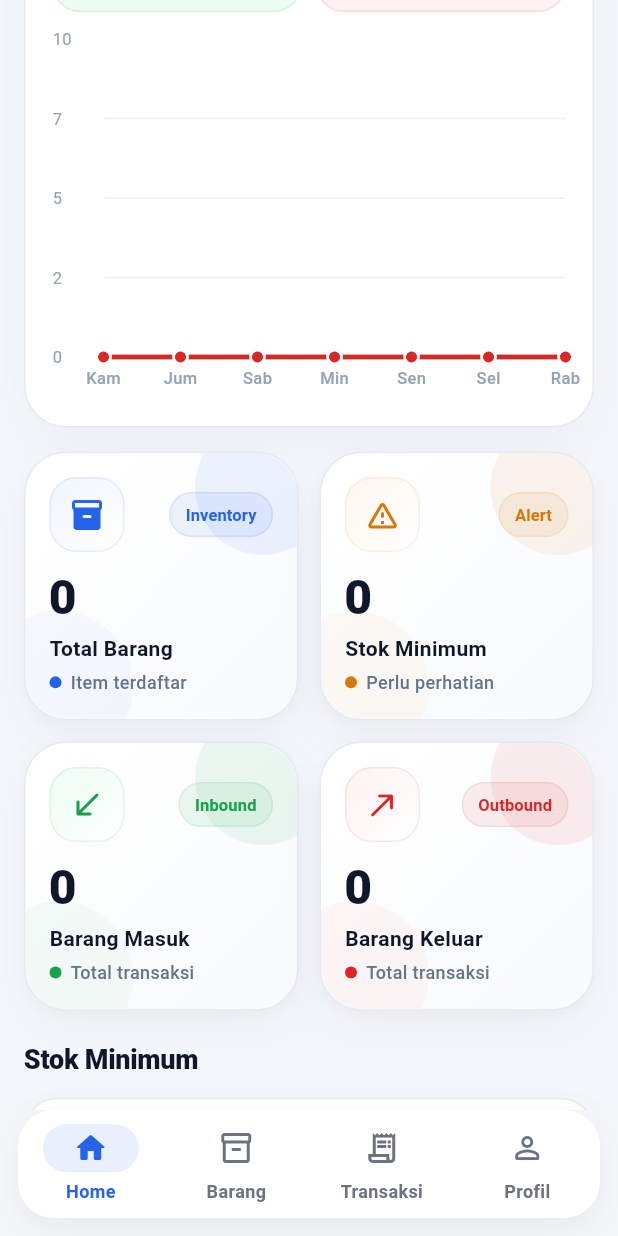
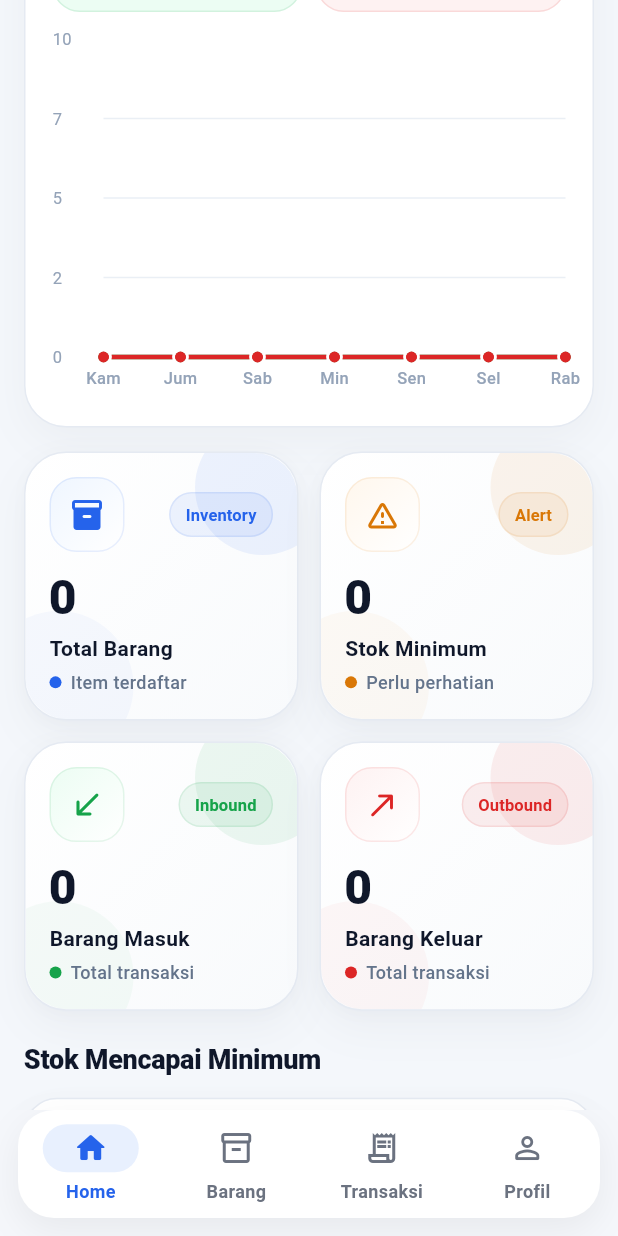
Before and after one commit to fhrzal/stockin-project, a Flutter app: the screen it shows once a user with an empty profile is signed in, scrolled down 576 dp, on a phone screen of 412 x 824 dp. Run offline on Flutter 3.47's test engine with Material 3 defaults, Android fonts, the phone set to English and light mode, and no system bars; drawn by our look-alikes of fl_chart; our stand-ins replace cloud_firestore, firebase_auth, firebase_core; accounts and stored records are empty.

Commit message:
Backup sebelum upgrade

```diff
--- a/lib/features/dashboard/presentation/dashboard_page.dart
+++ b/lib/features/dashboard/presentation/dashboard_page.dart
@@ -205,7 +205,7 @@ class _DashboardPageState extends State<DashboardPage> {
               const SizedBox(height: 20),
 
               _SectionHeader(
-                title: 'Stok Minimum',
+                title: 'Stok Mencapai Minimum',
                 badgeText:
                 lowStockItems.isNotEmpty ? '${lowStockItems.length} item' : null,
               ),
```
